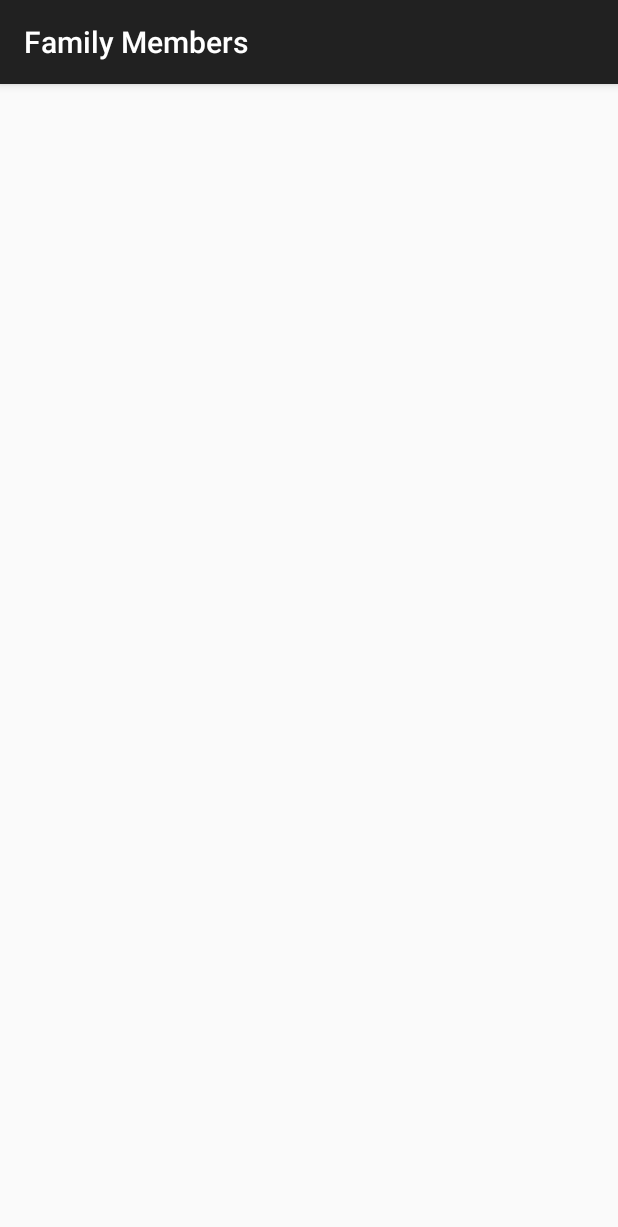
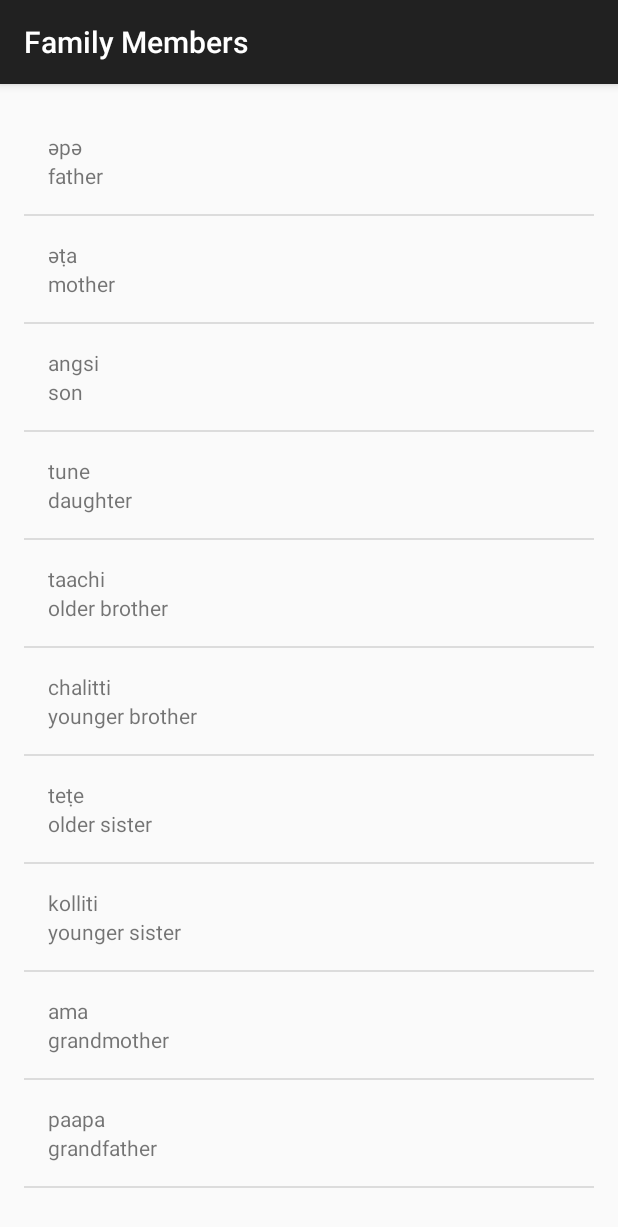
Before and after one commit to ChristianAA/ud839-Miwok, an Android app: the FamilyActivity screen opened directly, with no data from a screen before it, on a phone screen of 412 x 824 dp. Shown: the top 1227 px of the screen. Run offline under Robolectric (Android 15) with nearby library versions, the light colour scheme and no system bars.

Commit message:
Adding the remaining words for all the categories

```diff
--- a/app/src/main/java/com/example/android/miwok/FamilyActivity.java
+++ b/app/src/main/java/com/example/android/miwok/FamilyActivity.java
@@ -1,13 +1,34 @@
 package com.example.android.miwok;
 
+import android.os.Bundle;
 import android.support.v7.app.AppCompatActivity;
-import android.os.Bundle;
+import android.widget.ListView;
+
+import java.util.ArrayList;
 
 public class FamilyActivity extends AppCompatActivity {
 
     @Override
     protected void onCreate(Bundle savedInstanceState) {
         super.onCreate(savedInstanceState);
-        setContentView(R.layout.activity_family);
+        setContentView(R.layout.word_list);
+
+        ArrayList<Word> words = new ArrayList<Word>();
+        words.add(new Word("father", "әpә"));
+        words.add(new Word("mother", "әṭa"));
+        words.add(new Word("son", "angsi"));
+        words.add(new Word("daughter", "tune"));
+        words.add(new Word("older brother", "taachi"));
+        words.add(new Word("younger brother", "chalitti"));
+        words.add(new Word("older sister", "teṭe"));
+        words.add(new Word("younger sister", "kolliti"));
+        words.add(new Word("grandmother", "ama"));
+        words.add(new Word("grandfather", "paapa"));
+
+        WordAdapter itemsAdapter = new WordAdapter(this, words);
+
+        ListView listView = (ListView) findViewById(R.id.list);
+
+        listView.setAdapter(itemsAdapter);
     }
 }
--- a/app/src/main/java/com/example/android/miwok/NumbersActivity.java
+++ b/app/src/main/java/com/example/android/miwok/NumbersActivity.java
@@ -11,7 +11,7 @@
     @Override
     protected void onCreate(Bundle savedInstanceState) {
         super.onCreate(savedInstanceState);
-        setContentView(R.layout.activity_numbers);
+        setContentView(R.layout.word_list);
 
         ArrayList<Word> words = new ArrayList<Word>();
         words.add(new Word("one", "lutti"));
@@ -27,7 +27,6 @@
 
         WordAdapter itemsAdapter = new WordAdapter(this, words);
 
-
         ListView listView = (ListView) findViewById(R.id.list);
 
         listView.setAdapter(itemsAdapter);
--- a/app/src/main/java/com/example/android/miwok/Word.java
+++ b/app/src/main/java/com/example/android/miwok/Word.java
@@ -6,15 +6,14 @@
 
 public class Word {
 
+    // Default Translation of the word
+    private String mDefaultTranslation;
     // Miwok Translation of the word
     private String mMiwokTranslation;
 
-    // Default Translation of the word
-    private String mDefaultTranslation;
-
-    public Word (String MiwokTranslation, String DefaultTranslation){
+    public Word (String DefaultTranslation, String MiwokTranslation){
+        mDefaultTranslation = DefaultTranslation;
         mMiwokTranslation = MiwokTranslation;
-        mDefaultTranslation = DefaultTranslation;
     }
 
     // Get the Miwok Translation of the word
@@ -26,4 +25,5 @@
     public String getDefaultTranslation () {
         return mDefaultTranslation;
     }
+
 }
--- a/app/src/main/res/layout/activity_family.xml
+++ /dev/null
@@ -1,9 +0,0 @@
-<?xml version="1.0" encoding="utf-8"?>
-<android.support.constraint.ConstraintLayout xmlns:android="http://schemas.android.com/apk/res/android"
-    xmlns:app="http://schemas.android.com/apk/res-auto"
-    xmlns:tools="http://schemas.android.com/tools"
-    android:layout_width="match_parent"
-    android:layout_height="match_parent"
-    tools:context="com.example.android.miwok.FamilyActivity">
-
-</android.support.constraint.ConstraintLayout>
--- a/app/src/main/res/values/strings.xml
+++ b/app/src/main/res/values/strings.xml
@@ -18,5 +18,4 @@
     <string name="family_members">Family Members</string>
     <string name="colors">Colors</string>
     <string name="phrases">Phrases</string>
-
 </resources>
```
Also changed, not shown: app/src/main/java/com/example/android/miwok/ColorsActivity.java (+21 -2 lines), app/src/main/java/com/example/android/miwok/PhasesActivity.java (+23 -2 lines), app/src/main/res/layout/activity_colors.xml (deleted, +0 -9 lines), app/src/main/res/layout/activity_phases.xml (deleted, +0 -9 lines), app/src/main/res/layout/word_list.xml (renamed from app/src/main/res/layout/activity_numbers.xml).
